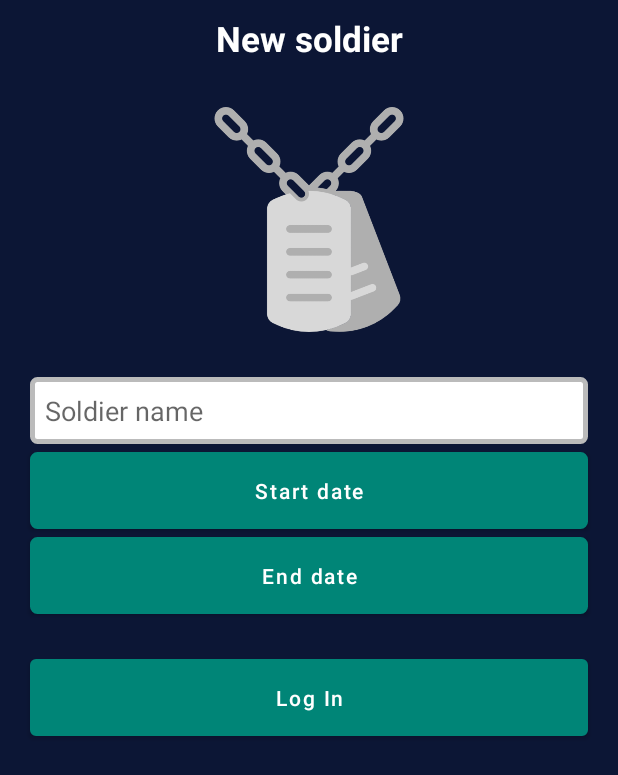
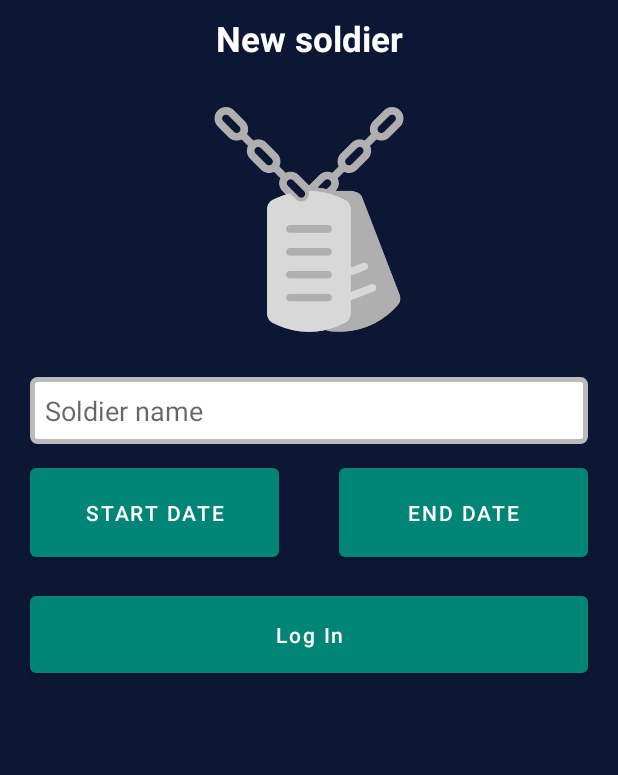
Before and after one commit to TheVigor/DembelIsComing, an Android app: the LoginFragment screen opened through its navigation route, on a phone screen of 412 x 824 dp. Shown: the top 775 px of the screen. Run offline under Robolectric (Android 15) with nearby library versions, the phone set to English and light mode, and no system bars.

Commit message:
start, end date buttons reallocated

```diff
--- a/app/src/main/res/layout/fragment_login.xml
+++ b/app/src/main/res/layout/fragment_login.xml
@@ -49,14 +49,28 @@
 
         <Button
                 android:id="@+id/start_date_btn"
+                android:layout_width="0dp"
+                android:layout_height="wrap_content"
+                android:padding="20dp"
+                android:layout_marginTop="10dp"
+                android:layout_marginStart="20dp"
+                android:layout_marginEnd="20dp"
+                app:layout_constraintStart_toStartOf="parent"
                 app:layout_constraintTop_toBottomOf="@id/name_input"
-                style="@style/login_input"
+                app:layout_constraintEnd_toStartOf="@id/end_date_btn"
                 android:text="Start date"/>
 
         <Button
                 android:id="@+id/end_date_btn"
-                app:layout_constraintTop_toBottomOf="@id/start_date_btn"
-                style="@style/login_input"
+                android:layout_width="0dp"
+                android:layout_height="wrap_content"
+                android:padding="20dp"
+                android:layout_marginTop="10dp"
+                android:layout_marginStart="20dp"
+                android:layout_marginEnd="20dp"
+                app:layout_constraintTop_toBottomOf="@+id/name_input"
+                app:layout_constraintStart_toEndOf="@id/start_date_btn"
+                app:layout_constraintEnd_toEndOf="parent"
                 android:text="End date"/>
 
         <Button
--- a/app/src/main/res/values/colors.xml
+++ b/app/src/main/res/values/colors.xml
@@ -2,7 +2,7 @@
 <resources>
     <color name="colorPrimary">#008577</color>
     <color name="colorPrimaryDark">#00574B</color>
-    <color name="colorAccent">#D81B60</color>
+    <color name="colorAccent">#728639</color>
 
     <color name="white">#FFFFFF</color>
     <color name="black">#000000</color>
--- a/app/src/main/res/values/styles.xml
+++ b/app/src/main/res/values/styles.xml
@@ -35,7 +35,7 @@
         <item name="android:layout_height">wrap_content</item>
         <item name="android:background">@drawable/login_btn_bg</item>
         <item name="android:textColor">@color/white</item>
-        <item name="android:layout_marginTop">30dp</item>
+        <item name="android:layout_marginTop">20dp</item>
         <item name="android:layout_marginStart">20dp</item>
         <item name="android:layout_marginEnd">20dp</item>
         <item name="android:padding">10dp</item>
```
